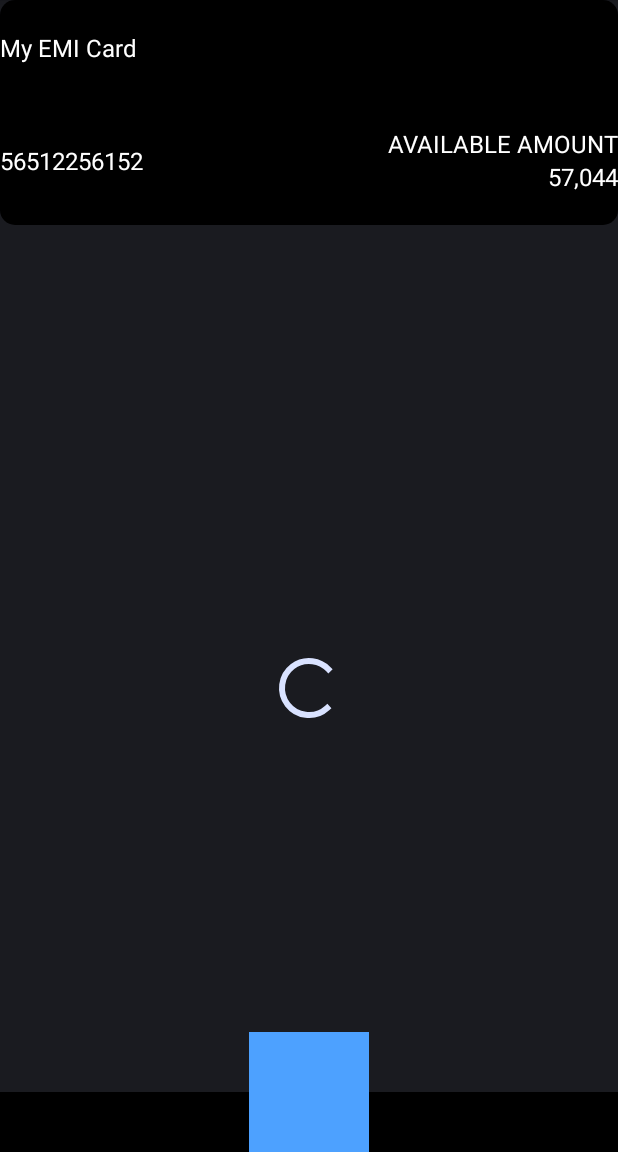
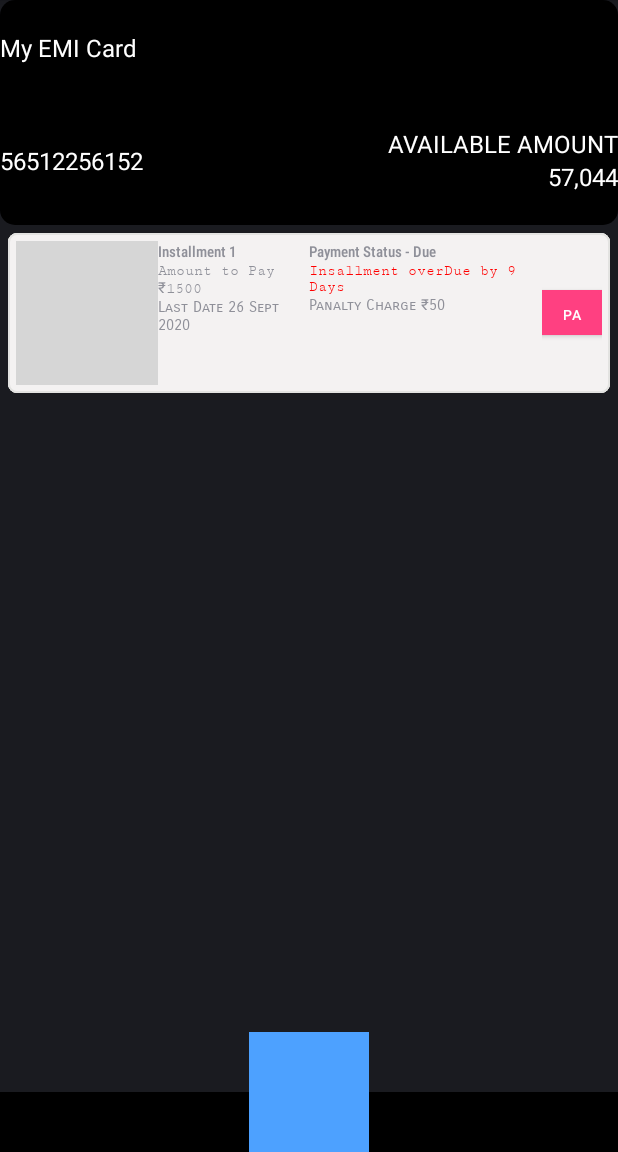
Before and after one commit to Iwishtechnologies/ShyaFinance, an Android app: the screen it shows after launch (HomeActivity), on a phone screen of 412 x 824 dp, the part 84-1236 px from its top. Run offline under Robolectric (Android 15) with nearby library versions, the phone set to English and light mode, and no system bars; our stand-ins replace sdp/ssp sizes; Roboto replaces fonts that are not available here; grey boxes are pictures that could not be loaded.

Commit message:
24-08-2020

```diff
--- a/app/src/main/java/tech/iwish/shyafinance/activites/GetOtp.java
+++ b/app/src/main/java/tech/iwish/shyafinance/activites/GetOtp.java
@@ -12,5 +12,6 @@ public class GetOtp extends AppCompatActivity {
     protected void onCreate(Bundle savedInstanceState) {
         super.onCreate(savedInstanceState);
         setContentView(R.layout.activity_get_otp);
+
     }
 }
--- a/app/src/main/java/tech/iwish/shyafinance/config/Config.java
+++ b/app/src/main/java/tech/iwish/shyafinance/config/Config.java
@@ -7,6 +7,6 @@ public  class Config {
 
 
     public static String login = "loginuser";
-    public static String ACCOUNT_DETAILS = "account_details";
+        public static String ACCOUNT_DETAILS = "account_details";
 
 }
--- a/app/src/main/res/drawable/background_blue_curved.xml
+++ b/app/src/main/res/drawable/background_blue_curved.xml
@@ -5,6 +5,6 @@
       xmlns:android="http://schemas.android.com/apk/res/android">
         <solid android:color="@color/home_blue_color" />
         <padding android:left="1.0dip" android:top="0.0dip" android:right="1.0dip" android:bottom="1.0dip" />
-        <corners android:topRightRadius="@dimen/dimen_5dp" android:bottomRightRadius="@dimen/dimen_5dp" />
+        <corners android:topRightRadius="@dimen/dimen_5dp" android:bottomRightRadius="@dimen/dimen_5dp"  android:bottomLeftRadius="@dimen/dimen_5dp" android:radius="@dimen/dimen_5dp"/>
     </shape>
 </inset>
--- /dev/null
+++ b/app/src/main/res/drawable/backkground_loan_installment.xml
@@ -0,0 +1,14 @@
+<?xml version="1.0" encoding="utf-8"?>
+<shape xmlns:android="http://schemas.android.com/apk/res/android" android:shape="rectangle">
+    <corners
+        android:radius="5dp"
+        android:topRightRadius="5dp"
+        android:bottomRightRadius="5dp"
+        android:bottomLeftRadius="5dp" />
+    <stroke
+        android:width="1dp"
+        android:color="#E3E3E1" />
+
+    <solid android:color="#F4F2F2" />
+
+</shape>
--- a/app/src/main/res/layout/activity_home.xml
+++ b/app/src/main/res/layout/activity_home.xml
@@ -24,16 +24,19 @@
             android:layout_below="@id/viewpager"
             android:orientation="vertical">
 
-            <FrameLayout
-                android:id="@+id/fragment"
-                android:layout_width="match_parent"
-                android:layout_height="match_parent" />
+<!--            <FrameLayout-->
+<!--                android:id="@+id/fragment"-->
+<!--                android:layout_width="match_parent"-->
+<!--                android:layout_height="match_parent" />-->
 
-
-            <ProgressBar
-                android:layout_width="wrap_content"
-                android:layout_height="wrap_content"
-                android:layout_centerInParent="true"/>
+        <include layout="@layout/row_installment_design"/>
+        <include layout="@layout/row_installment_design"/>
+        <include layout="@layout/row_installment_design"/>
+        <include layout="@layout/row_installment_design"/>
+<!--            <ProgressBar-->
+<!--                android:layout_width="wrap_content"-->
+<!--                android:layout_height="wrap_content"-->
+<!--                android:layout_centerInParent="true"/>-->
 
         </RelativeLayout>
     </LinearLayout>
--- /dev/null
+++ b/app/src/main/res/layout/row_installment_design.xml
@@ -0,0 +1,111 @@
+<?xml version="1.0" encoding="utf-8"?>
+<RelativeLayout
+    xmlns:android="http://schemas.android.com/apk/res/android" android:layout_width="match_parent"
+    android:layout_height="wrap_content">
+
+    <LinearLayout
+        android:layout_width="match_parent"
+        android:layout_margin="@dimen/_5sdp"
+        android:weightSum="3"
+        android:padding="@dimen/_5sdp"
+        android:background="@drawable/backkground_loan_installment"
+        android:layout_height="wrap_content">
+
+        <LinearLayout
+            android:layout_width="wrap_content"
+            android:layout_weight="0.1"
+            android:gravity="center"
+            android:layout_height="match_parent">
+            <ImageView
+                android:layout_width="wrap_content"
+                android:layout_height="wrap_content"
+                android:src="@drawable/ic_loans_drawer"/>
+
+        </LinearLayout>
+
+        <LinearLayout
+            android:layout_width="wrap_content"
+            android:layout_weight="2.3"
+            android:weightSum="2"
+            android:orientation="horizontal"
+            android:layout_height="match_parent">
+
+            <LinearLayout
+                android:layout_width="wrap_content"
+                android:layout_weight="1"
+                android:orientation="vertical"
+                android:layout_height="wrap_content">
+                <TextView
+                    android:layout_width="match_parent"
+                    android:text="Installment 1"
+                    android:textSize="@dimen/_10sdp"
+                    android:fontFamily="sans-serif-condensed-medium"
+                    android:layout_height="wrap_content"/>
+
+
+                <TextView
+                    android:layout_width="wrap_content"
+                    android:text="Amount to Pay  ₹1500"
+                    android:textSize="@dimen/_10sdp"
+                    android:fontFamily="serif-monospace"
+                    android:layout_height="wrap_content"/>
+
+                <TextView
+                    android:layout_width="match_parent"
+                    android:text="Last Date 26 Sept 2020"
+                    android:textSize="@dimen/_10sdp"
+                    android:fontFamily="sans-serif-smallcaps"
+                    android:layout_height="wrap_content"/>
+
+            </LinearLayout>
+
+            <LinearLayout
+                android:layout_width="wrap_content"
+                android:layout_weight="1"
+                android:orientation="vertical"
+                android:layout_height="wrap_content">
+                <TextView
+                    android:layout_width="wrap_content"
+                    android:text="Payment Status - Due"
+                    android:textSize="@dimen/_10sdp"
+                    android:fontFamily="sans-serif-condensed-medium"
+                    android:layout_height="wrap_content"/>
+
+
+                <TextView
+                    android:layout_width="wrap_content"
+                    android:text="Insallment overDue by 9 Days "
+                    android:textSize="@dimen/_10sdp"
+                    android:textColor="@color/red"
+                    android:fontFamily="serif-monospace"
+                    android:layout_height="wrap_content"/>
+
+                <TextView
+                    android:layout_width="wrap_content"
+                    android:text="Panalty Charge ₹50 "
+                    android:textSize="@dimen/_10sdp"
+                    android:fontFamily="sans-serif-smallcaps"
+                    android:layout_height="wrap_content"/>
+
+            </LinearLayout>
+
+        </LinearLayout>
+
+        <LinearLayout
+            android:layout_width="wrap_content"
+            android:layout_weight="0.6"
+            android:gravity="center"
+            android:layout_height="match_parent">
+
+            <com.google.android.material.button.MaterialButton
+                android:layout_width="@dimen/_50sdp"
+                android:text="pay"
+                android:background="@drawable/background_blue_curved"
+                android:textSize="@dimen/_9sdp"
+                android:layout_height="@dimen/_30sdp"/>
+
+        </LinearLayout>
+
+    </LinearLayout>
+
+</RelativeLayout>
--- a/build.gradle
+++ b/build.gradle
@@ -16,6 +16,7 @@ allprojects {
     repositories {
         google()
         jcenter()
+        maven { url 'https://jitpack.io' }
     }
 }
 
```
Also changed, not shown: app/src/main/java/tech/iwish/shyafinance/Fragment/MainFragment.java (added, +44 -0 lines), app/src/main/java/tech/iwish/shyafinance/activites/LoginProcess.java (+22 -11 lines), app/src/main/java/tech/iwish/shyafinance/adapter/LoanAdapter.java (added, +39 -0 lines), app/src/main/res/layout/main_fragment.xml (added, +11 -0 lines).
